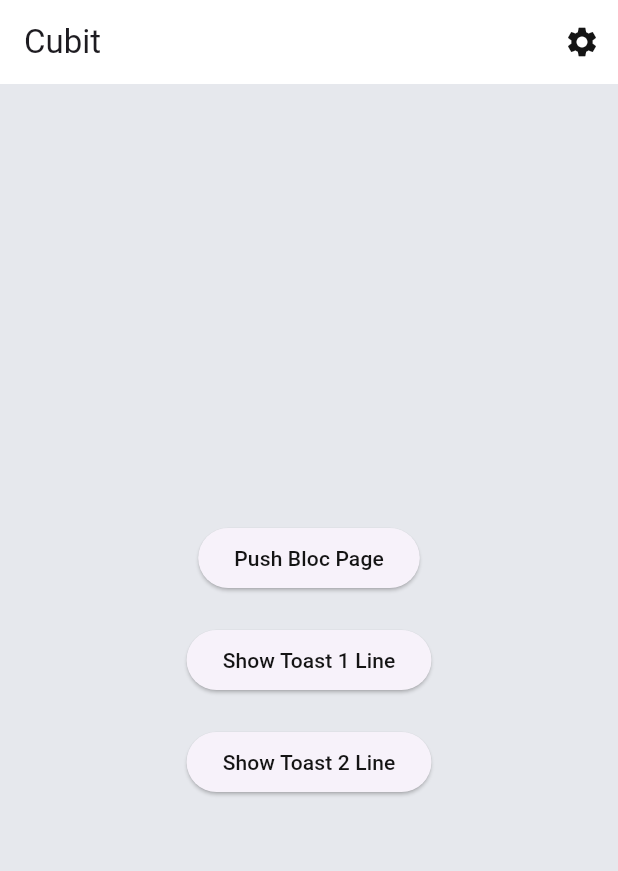
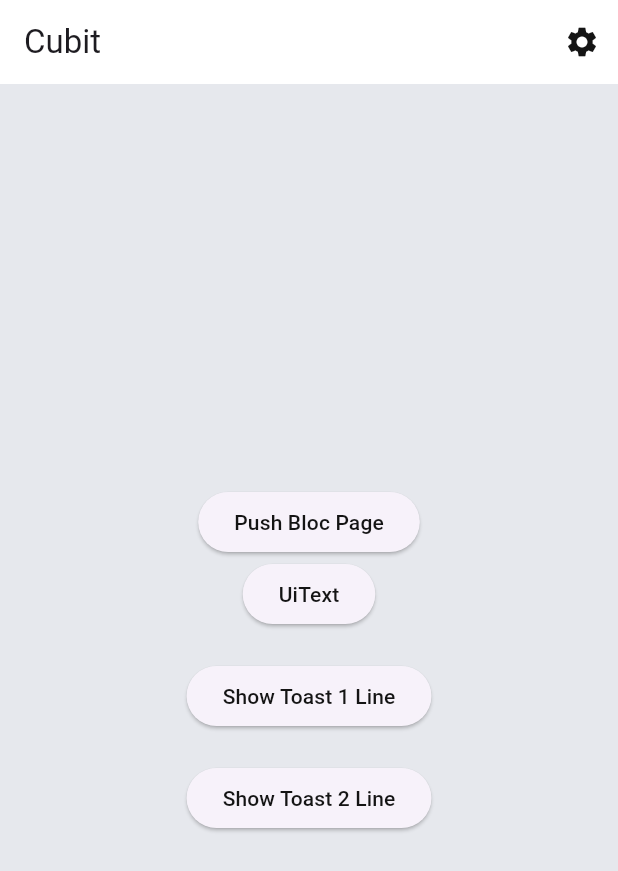
Before and after one commit to aichidoujiao/bloc_demo, a Flutter app: the screen it shows after launch, on a phone screen of 412 x 824 dp. Shown: the top 871 px of the screen. Run offline on Flutter 3.47's test engine with Material 3 defaults, Android fonts, the phone set to English and light mode, and no system bars; our stand-ins replace adaptive_theme, bloc, flutter_bloc, flutter_screenutil, fluttertoast, go_router.

Commit message:
新增UI

```diff
--- a/lib/main.dart
+++ b/lib/main.dart
@@ -2,6 +2,7 @@ import 'package:adaptive_theme/adaptive_theme.dart';
 import 'package:bloc_demo/setting/setting_page.dart';
 import 'package:bloc_demo/toast/custom_toast.dart';
 import 'package:bloc_demo/user/bloc/user_blocs.dart';
+import 'package:bloc_demo/user/pages/ui_text.dart';
 import 'package:flutter/material.dart';
 import 'package:flutter_bloc/flutter_bloc.dart';
 import 'package:fluttertoast/fluttertoast.dart';
@@ -36,6 +37,10 @@ final GoRouter _router = GoRouter(
       path: '/SettingPage',
       builder: (context, state) => const SettingPage(),
     ),
+    GoRoute(
+      path: '/UiText',
+      builder: (context, state) => const UiText(),
+    ),
   ],
 );
 
--- a/lib/theme/custom_theme.dart
+++ b/lib/theme/custom_theme.dart
@@ -1,3 +1,4 @@
 export 'theme_dark.dart';
 export 'theme_light.dart';
 export 'extension_theme.dart';
+export 'custom_text_theme.dart';
--- a/lib/theme/theme_dark.dart
+++ b/lib/theme/theme_dark.dart
@@ -1,49 +1,60 @@
 import 'package:flutter/material.dart';
 
 class ThemeDark {
-  static final ThemeData themeData = ThemeData(
-    scaffoldBackgroundColor: ThemeDark.surface0,
+  static final ThemeData themeData = ThemeData.dark().copyWith(
+    textSelectionTheme: TextSelectionThemeData(
+      cursorColor: brand6,
+      selectionColor: brand6.withOpacity(0.16),
+      selectionHandleColor: brand6,
+    ),
+    primaryColor: brand1,
+    scaffoldBackgroundColor: surface0,
     brightness: Brightness.dark,
     appBarTheme: AppBarTheme(
-      backgroundColor: ThemeDark.surface1,
+      backgroundColor: surface1,
+      scrolledUnderElevation: 0,
     ),
   );
   static Color brand1 = const Color(0xFF1A222B);
   static Color brand2 = const Color(0xFF243344);
   static Color brand3 = const Color(0xFF304459);
-  static Color brand4 = const Color(0xFF7EAEE6);
-  static Color brand5 = const Color(0xFF558ED9);
-  static Color brand6 = const Color(0xFF2F6DCD);
-  static Color brand7 = const Color(0xFF1E50A6);
+  static Color brand4 = const Color(0xFF3D5C7B);
+  static Color brand5 = const Color(0xFF507DA9);
+  static Color brand6 = const Color(0xFF70B5F9);
+  static Color brand7 = const Color(0xFF8EBEE8);
   static Color fill1 = const Color(0xFF32353B);
   static Color fill2 = const Color(0xFF292C31);
   static Color fill3 = const Color(0xFF1E2024);
   static Color fill4 = const Color(0xFF595C63);
-  static Color fill5 = const Color(0xFF00050E);
-  static Color fill6 = const Color(0xFF262626);
-  static Color fill7 = const Color(0xFF262626);
+  static Color fill5 = const Color(0xFF141414);
+  static Color fill6 = const Color(0xFF292C31);
+  static Color fill7 = const Color(0xFF32353B);
+  static Color fill8 = const Color(0xFF141414);
   static Color surface0 = const Color(0xFF141414);
   static Color surface1 = const Color(0xFF1E2024);
   static Color surface2 = const Color(0xFF1E2024);
   static Color surface3 = const Color(0xFF292C31);
-  static Color text1 = const Color(0xFFF0F1F5);
+  static Color text1 = const Color(0xFFDEDFE4);
   static Color text2 = const Color(0xFF9798A1);
   static Color text3 = const Color(0xFF868991);
   static Color text4 = const Color(0xFF595C63);
-  static Color text5 = const Color(0xFFF0F1F5);
+  static Color text5 = const Color(0xFFF2F3F7);
   static Color text6 = const Color(0xFF1A222B);
   static Color text7 = const Color(0x66FFFFFF);
   static Color line1 = const Color(0xFF868991);
   static Color line2 = const Color(0xFF595C63);
-  static Color line3 = const Color(0xFF41444A);
+  static Color line3 = const Color(0xFF32353B);
+  static Color error1 = const Color(0xFF322424);
   static Color error3 = const Color(0xFF461B19);
-  static Color error6 = const Color(0xFFA22822);
+  static Color error6 = const Color(0xFFDB332C);
+  static Color subGreen1 = const Color(0xFF29322F);
+  static Color subGreen4 = const Color(0xFF204B2E);
   static Color subGreen6 = const Color(0xFF3EC786);
-  static Color subGreen4 = const Color(0xFF204B2E);
   static Color subPurple6 = const Color(0xFFA370E0);
+  static Color subGold2 = const Color(0xFF342717);
   static Color subGold6 = const Color(0xFFA16F2E);
-  static Color subGold2 = const Color(0xFF342717);
   static Color black8 = const Color(0x14141414);
-  static Color black12 = const Color(0x1E141414);
+  static Color black20 = const Color(0x33141414);
   static Color black40 = const Color(0x66141414);
+  static Color yellow6 = const Color(0xFFFED04A);
 }
--- a/lib/theme/theme_light.dart
+++ b/lib/theme/theme_light.dart
@@ -1,11 +1,18 @@
 import 'package:flutter/material.dart';
 
 class ThemeLight {
-  static final ThemeData themeData = ThemeData(
-    scaffoldBackgroundColor: ThemeLight.surface0,
+  static final ThemeData themeData = ThemeData.light().copyWith(
+    textSelectionTheme: TextSelectionThemeData(
+      cursorColor: brand6,
+      selectionColor: brand6.withOpacity(0.16),
+      selectionHandleColor: brand6,
+    ),
+    primaryColor: brand1,
+    scaffoldBackgroundColor: surface0,
     brightness: Brightness.light,
     appBarTheme: AppBarTheme(
-      backgroundColor: ThemeLight.surface1,
+      backgroundColor: surface1,
+      scrolledUnderElevation: 0,
     ),
   );
   static Color brand1 = const Color(0xFFEBF6FF);
@@ -13,15 +20,16 @@ class ThemeLight {
   static Color brand3 = const Color(0xFFB2D9FF);
   static Color brand4 = const Color(0xFF91BEF2);
   static Color brand5 = const Color(0xFF558ED9);
-  static Color brand6 = const Color(0xFF2F6DCD);
+  static Color brand6 = const Color(0xFF0A66C2);
   static Color brand7 = const Color(0xFF1E50A6);
   static Color fill1 = const Color(0xFFE6E8ED);
-  static Color fill2 = const Color(0xFFF0F1F5);
-  static Color fill3 = const Color(0xFFF5F6FA);
+  static Color fill2 = const Color(0xFFF2F3F7);
+  static Color fill3 = const Color(0xFFFAFBFD);
   static Color fill4 = const Color(0xFFFFFFFF);
   static Color fill5 = const Color(0xFF141414);
   static Color fill6 = const Color(0xFF292C31);
   static Color fill7 = const Color(0xFF32353B);
+  static Color fill8 = const Color(0xFFF2F3F7);
   static Color surface0 = const Color(0xFFE6E8ED);
   static Color surface1 = const Color(0xFFFFFFFF);
   static Color surface2 = const Color(0xFFFFFFFF);
@@ -36,14 +44,17 @@ class ThemeLight {
   static Color line1 = const Color(0xFFD1D5DB);
   static Color line2 = const Color(0xFFDEDFE4);
   static Color line3 = const Color(0xFFE6E8ED);
+  static Color error1 = const Color(0xFFFCEBEB);
   static Color error3 = const Color(0xFFFE7670);
   static Color error6 = const Color(0xFFDB332C);
+  static Color subGreen1 = const Color(0xFFE0F6E3);
+  static Color subGreen4 = const Color(0xFF45AB68);
   static Color subGreen6 = const Color(0xFF2F8E4E);
-  static Color subGreen4 = const Color(0xFF45AB68);
   static Color subPurple6 = const Color(0xFFA471E1);
+  static Color subGold2 = const Color(0xFFF3C787);
   static Color subGold6 = const Color(0xFFBA7F33);
-  static Color subGold2 = const Color(0xFFF3C787);
   static Color black8 = const Color(0x14141414);
-  static Color black12 = const Color(0x1E141414);
+  static Color black20 = const Color(0x33141414);
   static Color black40 = const Color(0x66141414);
+  static Color yellow6 = const Color(0xFFFFC722);
 }
--- a/lib/toast/custom_toast.dart
+++ b/lib/toast/custom_toast.dart
@@ -67,7 +67,7 @@ class CustomToast extends StatelessWidget {
             ),
             boxShadow: [
               BoxShadow(
-                color: context.colorScheme.black12,
+                color: context.colorScheme.black20,
                 spreadRadius: 2,
                 blurRadius: 4,
                 offset: const Offset(0, 1), // changes position of shadow
--- a/lib/user/pages/my_bloc_page.dart
+++ b/lib/user/pages/my_bloc_page.dart
@@ -1,3 +1,4 @@
+import 'package:bloc_demo/theme/custom_text_theme.dart';
 import 'package:bloc_demo/theme/custom_theme.dart';
 import 'package:bloc_demo/user/bloc/user_blocs.dart';
 import 'package:flutter/material.dart';
--- a/lib/user/pages/my_cubit_page.dart
+++ b/lib/user/pages/my_cubit_page.dart
@@ -41,6 +41,17 @@ class MyCubitPage extends StatelessWidget {
                   ),
                 ),
               ),
+              ElevatedButton(
+                onPressed: () {
+                  context.push('/UiText');
+                },
+                child: Text(
+                  'UiText',
+                  style: TextStyle(
+                    color: context.colorScheme.text1,
+                  ),
+                ),
+              ),
               const SizedBox(height: 20),
               ElevatedButton(
                 onPressed: () {
--- a/pubspec.yaml
+++ b/pubspec.yaml
@@ -39,6 +39,7 @@ dependencies:
   # The following adds the Cupertino Icons font to your application.
   # Use with the CupertinoIcons class for iOS style icons.
   cupertino_icons: ^1.0.6
+  flutter_screenutil: 5.9.3
 
 dev_dependencies:
   flutter_test:
```
Also changed, not shown: lib/theme/custom_text_theme.dart (added, +267 -0 lines), lib/theme/extension_theme.dart (+34 -4 lines), lib/user/pages/ui_text.dart (added, +32 -0 lines), pubspec.lock.
